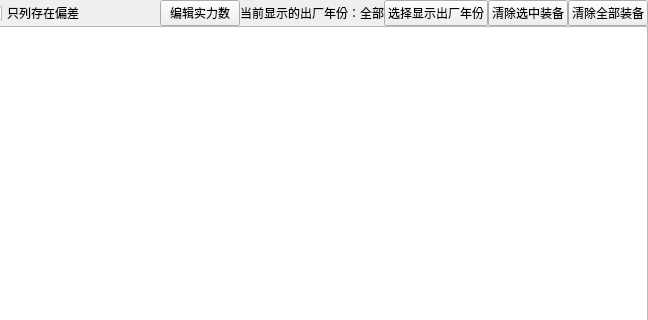
Qt form widgets/strengthDisturb/inquiry_result.ui (Belos10/Equip) before a commit; both pictures show x 315 to 963 and y 0 to 320 of the 963 by 817 pixel window.
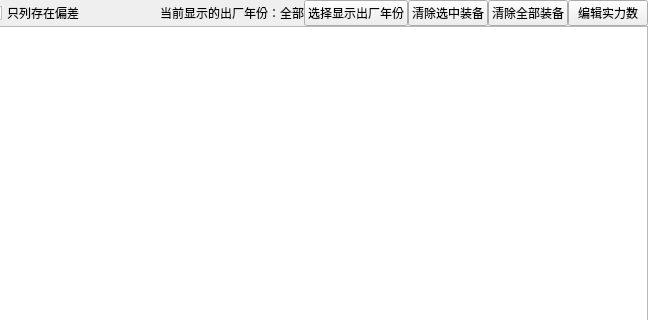
The same form after that commit.

The edit to the form file:
```diff
--- a/widgets/strengthDisturb/inquiry_result.ui
+++ b/widgets/strengthDisturb/inquiry_result.ui
@@ -100,13 +100,6 @@
           </property>
          </spacer>
         </item>
-        <item>
-         <widget class="QPushButton" name="pb_updateStrength">
-          <property name="text">
-           <string>编辑实力数</string>
-          </property>
-         </widget>
-        </item>
         <item>
          <widget class="QLabel" name="lb_factoryYear">
           <property name="text">
@@ -135,6 +128,13 @@
           </property>
          </widget>
         </item>
+        <item>
+         <widget class="QPushButton" name="pb_updateStrength">
+          <property name="text">
+           <string>编辑实力数</string>
+          </property>
+         </widget>
+        </item>
        </layout>
       </item>
      </layout>
```
